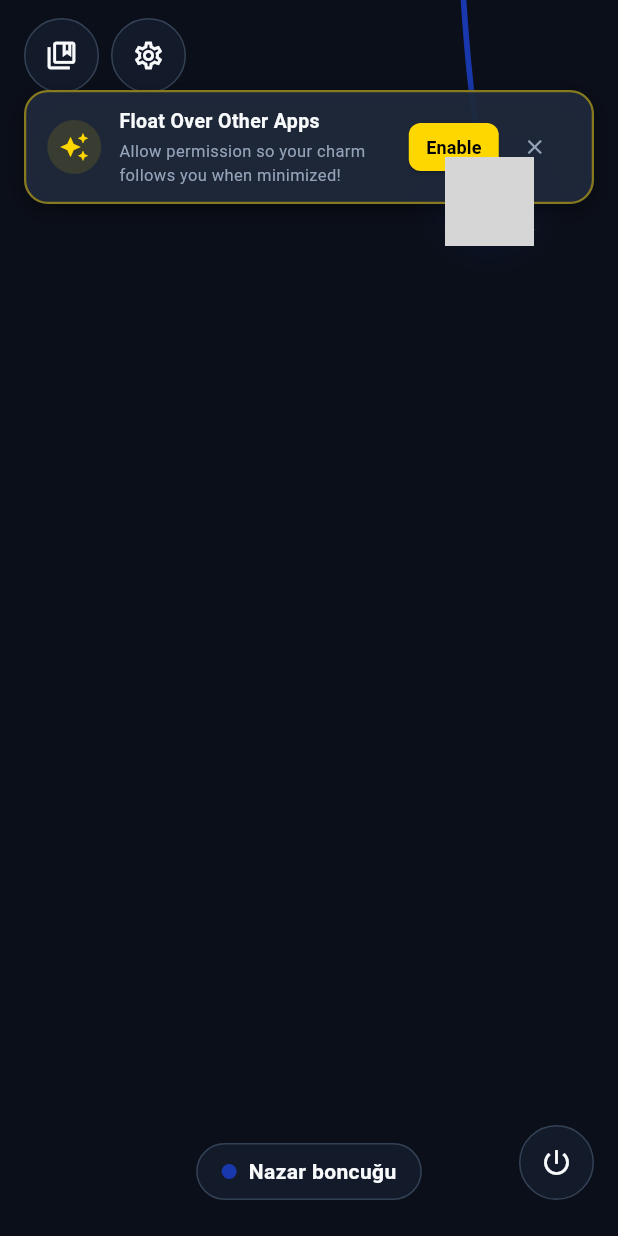
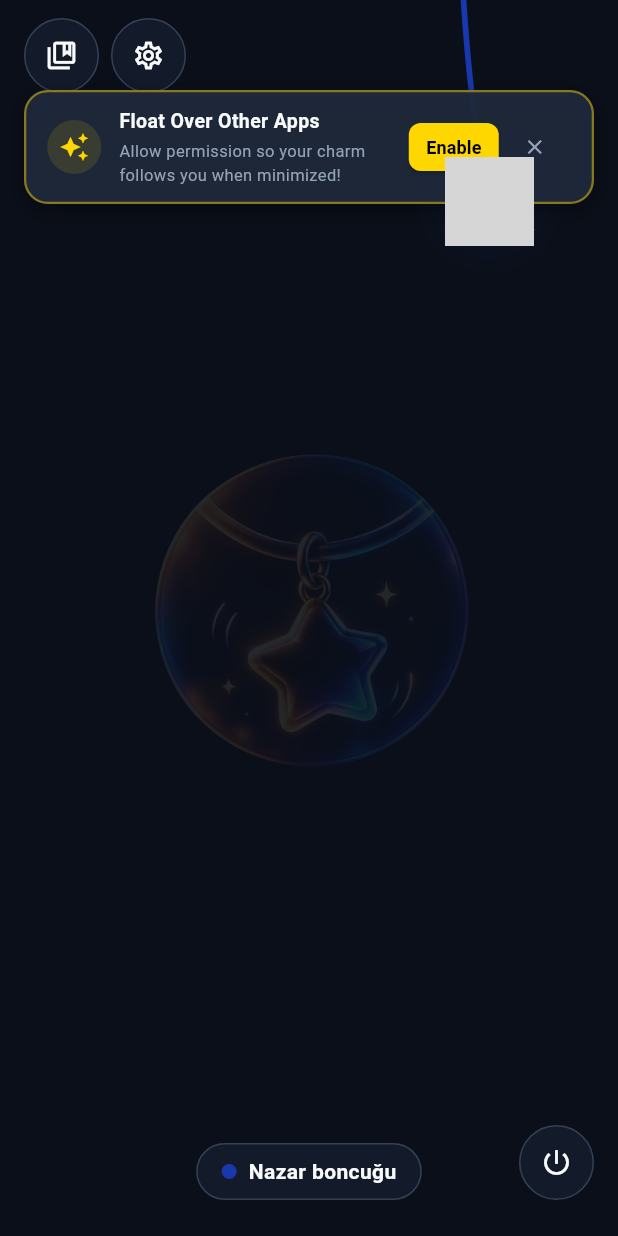
Before and after one commit to Srishanth-023/Charm-Hangly, a Flutter app: the screen it shows after launch, after a tap on the "collections bookmark" icon, on a phone screen of 412 x 824 dp. Run offline on Flutter 3.47's test engine with Material 3 defaults, Android fonts, the phone set to English and light mode, and no system bars; our stand-ins replace confetti, flutter_svg, sensors_plus, shared_preferences; project files that could hold a hidden picture were left out; grey boxes are pictures that could not be loaded.

Commit message:
feat: initialize mobile Flutter project with hangly scene page and dependencies

```diff
--- a/src/mobile/lib/features/hangly_scene/presentation/hangly_scene_page.dart
+++ b/src/mobile/lib/features/hangly_scene/presentation/hangly_scene_page.dart
@@ -4,6 +4,7 @@
 import 'package:flutter/material.dart';
 import 'package:flutter/scheduler.dart';
 import 'package:flutter_svg/flutter_svg.dart';
+import 'package:confetti/confetti.dart';
 
 import '../../../app/theme.dart';
 import '../../../core/models/charm.dart';
@@ -41,6 +42,7 @@
   late final MotionSensorService _sensorService;
   late final HanglyChannel _hanglyChannel;
   late Ticker _ticker;
+  late final ConfettiController _confettiController;
 
   HanglySettings _settings = HanglySettings.defaults;
   Charm _currentCharm = CharmCatalog.defaultCharm;
@@ -62,6 +64,7 @@
   @override
   void initState() {
     super.initState();
+    _confettiController = ConfettiController(duration: const Duration(seconds: 3));
     WidgetsBinding.instance.addObserver(this);
 
     _simulation = RopeSimulation();
@@ -112,6 +115,7 @@
       _initialized = true;
 
       _precacheCurrentCharm();
+      _confettiController.play();
 
       if (!hasPerm && !_dismissedPermissionBanner) {
         Future.delayed(const Duration(milliseconds: 700), () {
@@ -426,6 +430,7 @@
 
   @override
   void dispose() {
+    _confettiController.dispose();
     WidgetsBinding.instance.removeObserver(this);
     _ticker.dispose();
     _sensorService.stop();
@@ -461,6 +466,22 @@
 
           return Stack(
             children: [
+              // 0. Ambient Background Logo
+              Positioned.fill(
+                child: Center(
+                  child: IgnorePointer(
+                    child: Opacity(
+                      opacity: 0.1, // Reduced transparency to match UI
+                      child: Image.asset(
+                        'assets/images/mobile-icon.png',
+                        width: 250,
+                        height: 250,
+                      ),
+                    ),
+                  ),
+                ),
+              ),
+
               // 1. Interactive Gesture Detector over entire scene
               Positioned.fill(
                 child: Listener(
@@ -695,6 +716,28 @@
                   },
                 ),
               ),
+
+              // 7. Confetti Popper (Falls from top center)
+              Align(
+                alignment: Alignment.topCenter,
+                child: ConfettiWidget(
+                  confettiController: _confettiController,
+                  blastDirection: math.pi / 2, // Straight down
+                  maxBlastForce: 25, // Fall speed
+                  minBlastForce: 10,
+                  emissionFrequency: 0.05,
+                  numberOfParticles: 25,
+                  gravity: 0.2,
+                  colors: const [
+                    Colors.red,
+                    Colors.blue,
+                    Colors.green,
+                    Colors.yellow,
+                    Colors.purple,
+                    Colors.orange,
+                  ],
+                ),
+              ),
             ],
           );
         },
--- a/src/mobile/pubspec.yaml
+++ b/src/mobile/pubspec.yaml
@@ -37,6 +37,7 @@
   flutter_svg: ^2.3.0
   shared_preferences: ^2.5.5
   sensors_plus: ^7.1.0
+  confetti: ^0.8.0
 
 dev_dependencies:
   flutter_test:
@@ -62,6 +63,7 @@
   uses-material-design: true
 
   assets:
+    - assets/images/
     - assets/charms/
     - assets/charms/Avengers/
     - assets/charms/BTS/
```
Also changed, not shown: src/mobile/assets/images/mobile-icon.png (added), src/mobile/pubspec.lock.
